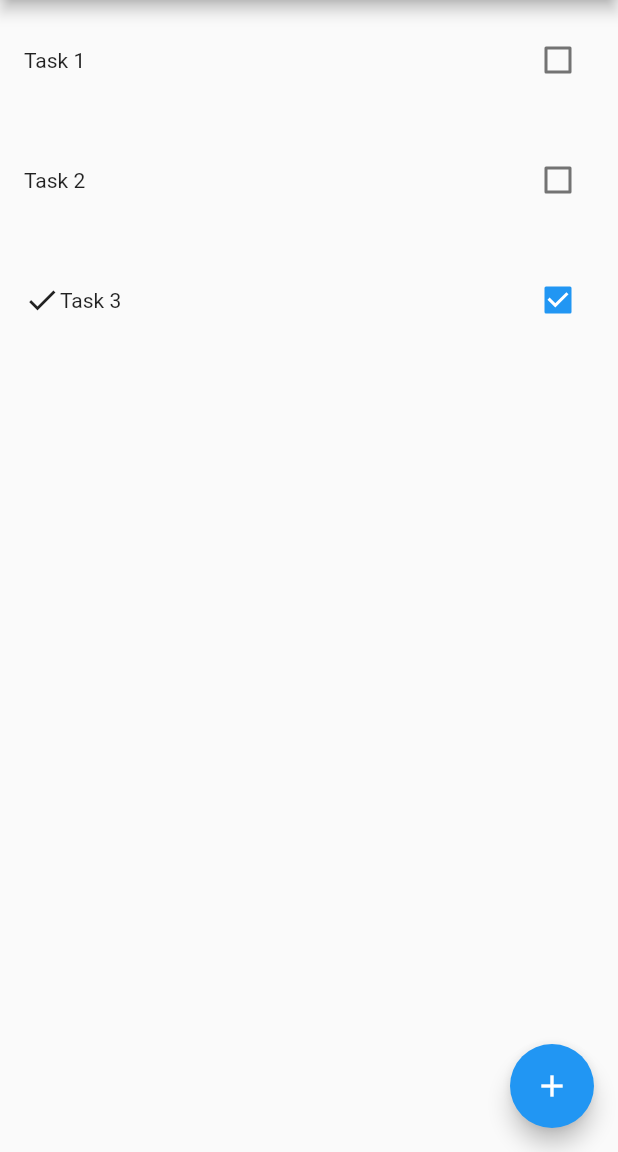
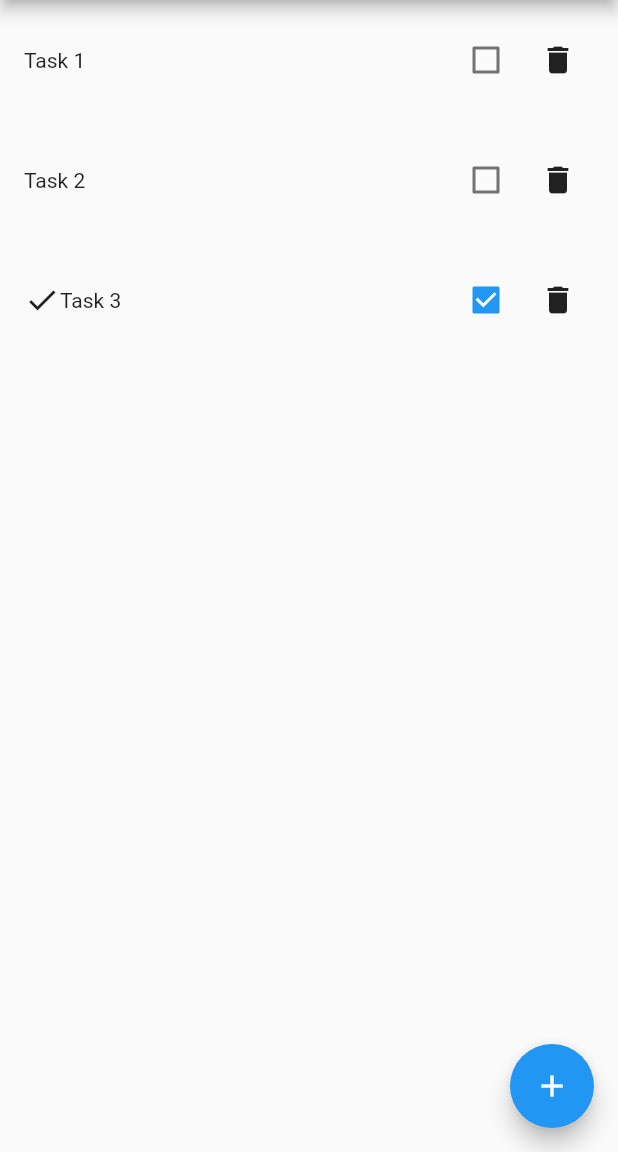
Before and after one commit to modmoto/flutter_workshop, a Flutter app: the screen it shows after launch, on a phone screen of 412 x 824 dp, the part 84-1236 px from its top. Run offline on Flutter 3.47's test engine with Material 2 defaults, Android fonts, the phone set to English and light mode, and no system bars.

Commit message:
delete, add and check possible

```diff
--- a/lib/main.dart
+++ b/lib/main.dart
@@ -1,10 +1,10 @@
 import 'package:flutter/material.dart';
 
 void main() {
-  runApp(CounterApp());
+  runApp(TodoApp());
 }
 
-class CounterApp extends StatelessWidget {
+class TodoApp extends StatelessWidget {
   @override
   Widget build(BuildContext context) {
     return MaterialApp(
@@ -18,7 +18,12 @@ class CounterApp extends StatelessWidget {
   }
 }
 
-class TodoPage extends StatelessWidget {
+class TodoPage extends StatefulWidget {
+  @override
+  State<StatefulWidget> createState() => TodoPageState();
+}
+
+class TodoPageState extends State<TodoPage> {
   final List<TodoItem> tasks = [
     TodoItem(
       task: "Task 1",
@@ -39,13 +44,37 @@ class TodoPage extends StatelessWidget {
         title: Text("My Todo App"),
       ),
       body: Column(
-        children: tasks.map((e) => TodoItemWidget(task: e.task, done: e.done)).toList(),
+        children: tasks.asMap().entries.map((e) => TodoItemWidget(task: e.value,
+            onSelect: (bool newVal) {
+              var index = e.key;
+              var task = e.value;
+
+              setState(() {
+                tasks.replaceRange(index, index + 1, [TodoItem(
+                  done: newVal,
+                  task: task.task
+                )]);
+              });
+        },
+        onDelete: () {
+          setState(() {
+            tasks.remove(e.value);
+          });
+        })).toList(),
       ),
       floatingActionButton: FloatingActionButton(
-        onPressed: () {},
+        onPressed: () {
+          addTask();
+        },
         child: Icon(Icons.add)
       ),
     );
+  }
+
+  void addTask() {
+    setState(() {
+      tasks.add(TodoItem(task: "New Task"));
+    });
   }
 }
 
@@ -57,10 +86,11 @@ class TodoItem {
 }
 
 class TodoItemWidget extends StatelessWidget {
-  final bool done;
-  final String task;
+  final TodoItem task;
+  final ValueChanged<bool> onSelect;
+  final Function onDelete;
 
-  const TodoItemWidget({Key key, this.done, this.task}) : super(key: key);
+  const TodoItemWidget({Key key, this.task, this.onSelect, this.onDelete}) : super(key: key);
 
   @override
   Widget build(BuildContext context) {
@@ -68,12 +98,12 @@ class TodoItemWidget extends StatelessWidget {
       padding: EdgeInsets.all(16),
       child: Row(
         children: [
-          if (done)
+          if (task.done)
             Icon(Icons.done),
-          Text(task),
+          Text(task.task),
           Spacer(),
-          Checkbox(value: done, onChanged: (v) {
-          }),
+          Checkbox(value: task.done, onChanged: onSelect),
+          IconButton(icon: Icon(Icons.delete), onPressed: onDelete),
         ],
       )
     );
```
Also changed, not shown: 1 other file.
